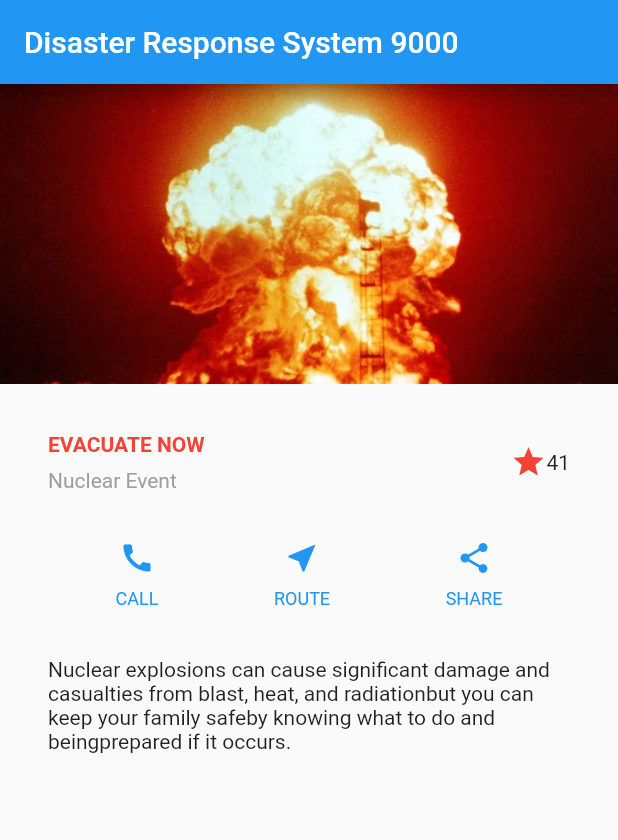
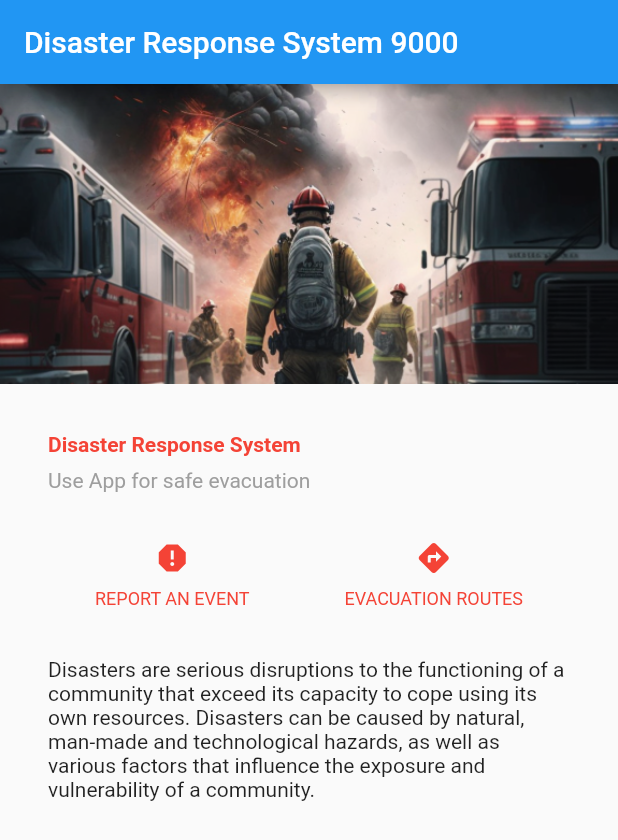
Before and after one commit to joycej3/Disaster-Response-System, a Flutter app: the screen it shows after launch, on a phone screen of 412 x 824 dp. Shown: the top 840 px of the screen. Run offline on Flutter 3.47's test engine with Material 2 defaults, Android fonts, the phone set to English and light mode, and no system bars; missing offline and left inert: window_size.

Commit message:
Changes to main.dart, pubspec.yaml and images

```diff
--- a/frontend/lib/main.dart
+++ b/frontend/lib/main.dart
@@ -1,6 +1,17 @@
 import 'package:flutter/material.dart';
+import 'dart:io';
+import 'package:window_size/window_size.dart';
 
-void main() => runApp(const MyApp());
+void main() {
+  WidgetsFlutterBinding.ensureInitialized();
+  if (Platform.isWindows) {
+    setWindowTitle('Disaster Response System');
+    setWindowMinSize(const Size(600, 950));
+    setWindowMaxSize(const Size(600, 950));
+  }
+
+  runApp(const MyApp());
+}
 
 class MyApp extends StatelessWidget {
   const MyApp({super.key});
@@ -21,13 +32,13 @@ class MyApp extends StatelessWidget {
                 Container(
                   padding: const EdgeInsets.only(bottom: 8),
                   child: const Text(
-                    'EVACUATE NOW',
+                    'Disaster Response System',
                     style: TextStyle(
                         fontWeight: FontWeight.bold, color: Colors.red),
                   ),
                 ),
                 Text(
-                  'Nuclear Event',
+                  'Use App for safe evacuation',
                   style: TextStyle(
                     color: Colors.grey[500],
                   ),
@@ -35,42 +46,37 @@ class MyApp extends StatelessWidget {
               ],
             ),
           ),
-          /*3*/
-          Icon(
-            Icons.star,
-            color: Colors.red[500],
-          ),
-          const Text('41'),
         ],
       ),
     );
 
-    Color color = Theme.of(context).primaryColor;
+    Color color = Colors.red;
 
     Widget buttonSection = Row(
       mainAxisAlignment: MainAxisAlignment.spaceEvenly,
       children: [
-        _buildButtonColumn(color, Icons.call, 'CALL'),
-        _buildButtonColumn(color, Icons.near_me, 'ROUTE'),
-        _buildButtonColumn(color, Icons.share, 'SHARE'),
+        //_buildButtonColumn(color, Icons.call, 'EMERGNECY SERVICES'),
+        _buildButtonColumn(color, Icons.report, 'REPORT AN EVENT'),
+        _buildButtonColumn(color, Icons.directions, 'EVACUATION ROUTES'),
       ],
     );
 
     Widget textSection = const Padding(
       padding: EdgeInsets.all(32),
       child: Text(
-        'Nuclear explosions can cause '
-        'significant damage and casualties '
-        'from blast, heat, and radiation'
-        'but you can keep your family safe'
-        'by knowing what to do and being'
-        'prepared if it occurs.',
+        'Disasters are serious disruptions to '
+        'the functioning of a community that exceed '
+        'its capacity to cope using its own resources. '
+        'Disasters can be caused by natural, man-made '
+        'and technological hazards, as well as various '
+        'factors that influence the exposure and vulnerability '
+        'of a community. ',
         softWrap: true,
       ),
     );
 
     return MaterialApp(
-      title: 'Disaster Respons System 9000',
+      title: 'Disaster Response System 9000',
       home: Scaffold(
         appBar: AppBar(
           title: const Text('Disaster Response System 9000'),
@@ -78,7 +84,7 @@ class MyApp extends StatelessWidget {
         body: ListView(
           children: [
             Image.asset(
-              'images/nuke.jpg',
+              'images/disaster.png',
               width: 100,
               height: 200,
               fit: BoxFit.cover,
```
Also changed, not shown: frontend/pubspec.yaml (+11 -1 lines), frontend/images/disaster.png (added), frontend/images/disaster_zone.png (added), frontend/images/response.jpg (added).
